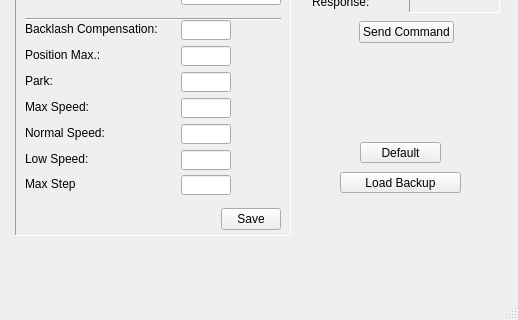
The window that assets/ui/settings.ui (dev-LNA/HostFocuser160) describes before a commit, drawn with Qt 5; both pictures show x 0 to 518 and y 158 to 478 of the 518 by 478 pixel window.
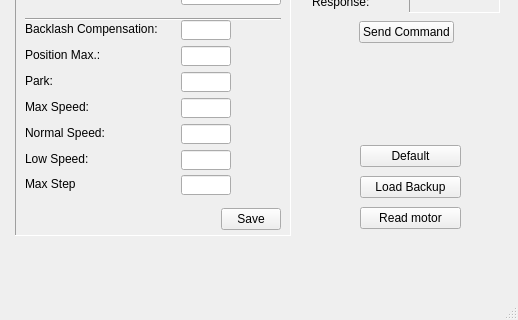
The same window after the commit.

Commit message:
Added read current motor settings button
- A button was added to the settings windows to read the current
motor settings. The settings are read and written to the text boxes

Patch:
```diff
--- a/assets/ui/settings.ui
+++ b/assets/ui/settings.ui
@@ -911,15 +911,18 @@
      </item>
     </layout>
    </widget>
-   <widget class="QPushButton" name="btnDefault">
+   <widget class="QWidget" name="">
     <property name="geometry">
      <rect>
       <x>360</x>
       <y>300</y>
-      <width>81</width>
-      <height>21</height>
+      <width>101</width>
+      <height>92</height>
      </rect>
     </property>
+    <layout class="QVBoxLayout" name="verticalLayout_2">
+     <item>
+      <widget class="QPushButton" name="btnDefault">
     <property name="acceptDrops">
      <bool>true</bool>
     </property>
@@ -933,15 +936,9 @@
      <string>Default</string>
     </property>
    </widget>
+     </item>
+     <item>
    <widget class="QPushButton" name="btnBackup">
-    <property name="geometry">
-     <rect>
-      <x>340</x>
-      <y>330</y>
-      <width>121</width>
-      <height>21</height>
-     </rect>
-    </property>
     <property name="acceptDrops">
      <bool>true</bool>
     </property>
@@ -954,6 +951,25 @@
     <property name="text">
      <string>Load Backup</string>
     </property>
+      </widget>
+     </item>
+     <item>
+      <widget class="QPushButton" name="btnReadMotor">
+       <property name="acceptDrops">
+        <bool>true</bool>
+       </property>
+       <property name="toolTip">
+        <string>Default configuration</string>
+       </property>
+       <property name="statusTip">
+        <string>Read current motor configurations</string>
+       </property>
+       <property name="text">
+        <string>Read motor</string>
+       </property>
+      </widget>
+     </item>
+    </layout>
    </widget>
   </widget>
   <widget class="QMenuBar" name="menubar">
```
Left out of the diff: 2 changed lines with no effect on the pictures. Lines whose indentation alone changed are shown as unchanged. The commit also changes 2 other files.
